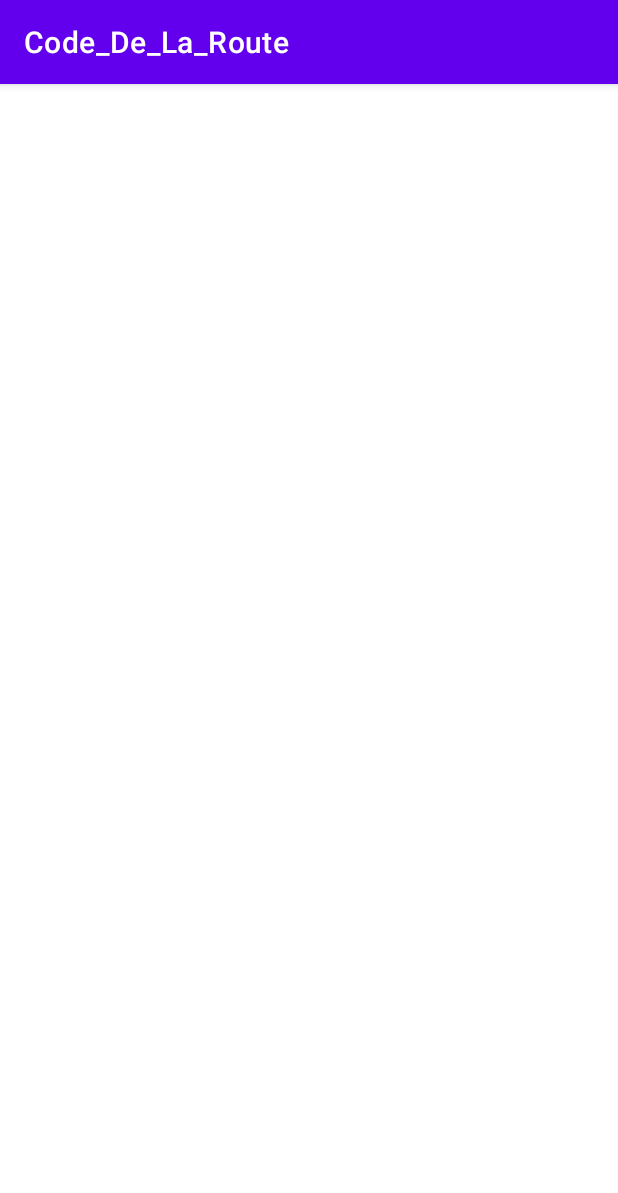
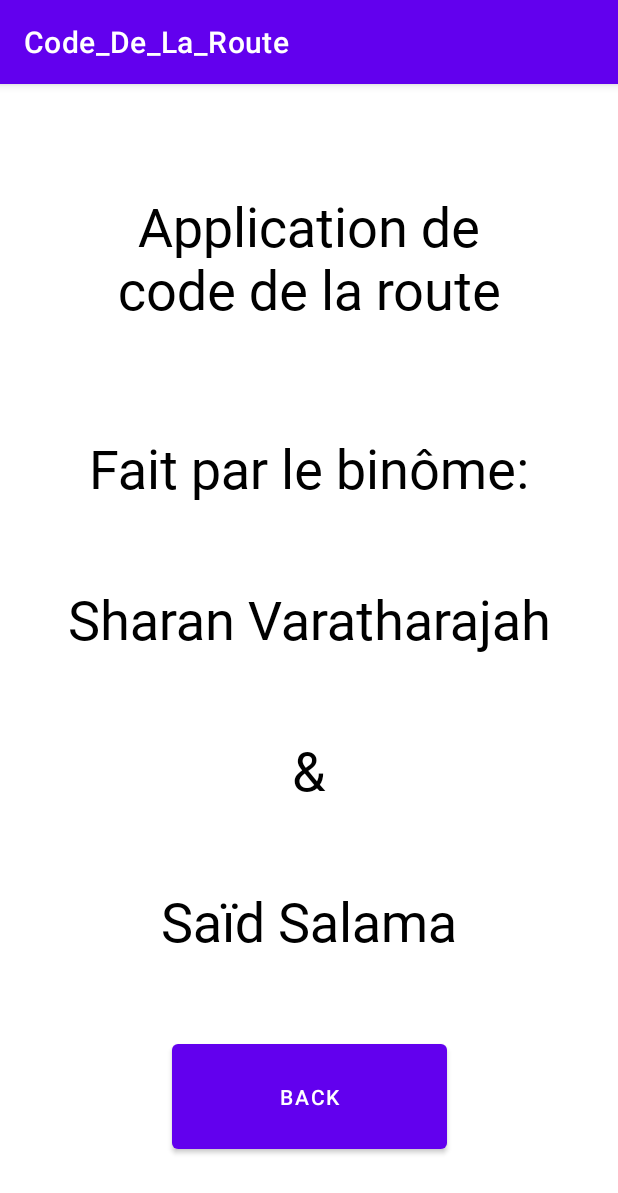
Before and after one commit to Sharan1E/Code_De_La_Route, an Android app: the Informations_Activity screen opened directly, with no data from a screen before it, on a phone screen of 412 x 824 dp. Shown: the top 1193 px of the screen. Run offline under Robolectric (Android 15) with nearby library versions, the phone set to English and light mode, and no system bars.

Commit message:
Page Info 90% fini + ajout bouton fonctionnel back - sharan

```diff
--- a/app/build.gradle
+++ b/app/build.gradle
@@ -29,6 +29,9 @@ android {
 
 dependencies {
 
+    implementation "androidx.constraintlayout:constraintlayout:2.1.1"
+    // To use constraintlayout in compose
+    implementation "androidx.constraintlayout:constraintlayout-compose:1.0.0-rc01"
     implementation 'androidx.appcompat:appcompat:1.3.1'
     implementation 'com.google.android.material:material:1.4.0'
     implementation 'androidx.constraintlayout:constraintlayout:2.1.1'
--- a/app/src/main/java/com/example/code_de_la_route/Informations_Activity.java
+++ b/app/src/main/java/com/example/code_de_la_route/Informations_Activity.java
@@ -2,13 +2,32 @@ package com.example.code_de_la_route;
 
 import androidx.appcompat.app.AppCompatActivity;
 
+import android.content.Intent;
 import android.os.Bundle;
+import android.view.View;
+import android.widget.Button;
 
 public class Informations_Activity extends AppCompatActivity {
+
+    private Button button;
 
     @Override
     protected void onCreate(Bundle savedInstanceState) {
         super.onCreate(savedInstanceState);
         setContentView(R.layout.activity_informations);
+
+
+        button = (Button) findViewById(R.id.button_back_from_info);
+        button.setOnClickListener(new View.OnClickListener() {
+            @Override
+            public void onClick(View view) {
+                openMainActivity();
+            }
+        });
+    }
+
+    public void openMainActivity(){
+        Intent intent = new Intent(Informations_Activity.this,MainActivity.class);
+        startActivity(intent);
     }
 }
--- a/app/src/main/res/layout/activity_informations.xml
+++ b/app/src/main/res/layout/activity_informations.xml
@@ -6,4 +6,92 @@
     android:layout_height="match_parent"
     tools:context=".Informations_Activity">
 
+    <TextView
+        android:id="@+id/textView2"
+        android:layout_width="283dp"
+        android:layout_height="127dp"
+        android:layout_centerHorizontal="true"
+        android:fontFamily="@font/baloo"
+        android:gravity="center"
+        android:text="@string/info_page_text_part1"
+        android:textColor="@color/black"
+        android:textSize="36sp"
+        app:layout_constraintBottom_toTopOf="@+id/textView3"
+        app:layout_constraintEnd_toEndOf="parent"
+        app:layout_constraintHorizontal_bias="0.5"
+        app:layout_constraintStart_toStartOf="parent"
+        app:layout_constraintTop_toTopOf="parent" />
+
+    <TextView
+        android:id="@+id/textView3"
+        android:layout_width="wrap_content"
+        android:layout_height="wrap_content"
+        android:fontFamily="@font/baloo"
+        android:gravity="center"
+        android:text="@string/info_page_text_part2"
+        android:textColor="@color/black"
+        android:textSize="36sp"
+        app:layout_constraintBottom_toTopOf="@+id/textView4"
+        app:layout_constraintEnd_toEndOf="parent"
+        app:layout_constraintHorizontal_bias="0.5"
+        app:layout_constraintStart_toStartOf="parent"
+        app:layout_constraintTop_toBottomOf="@+id/textView2" />
+
+    <TextView
+        android:id="@+id/textView4"
+        android:layout_width="wrap_content"
+        android:layout_height="wrap_content"
+        android:fontFamily="@font/baloo"
+        android:gravity="center"
+        android:text="@string/info_page_text_part3"
+        android:textColor="@color/black"
+        android:textSize="36sp"
+        app:layout_constraintBottom_toTopOf="@+id/textView6"
+        app:layout_constraintEnd_toEndOf="parent"
+        app:layout_constraintHorizontal_bias="0.5"
+        app:layout_constraintStart_toStartOf="parent"
+        app:layout_constraintTop_toBottomOf="@+id/textView3" />
+
+    <TextView
+        android:id="@+id/textView5"
+        android:layout_width="wrap_content"
+        android:layout_height="wrap_content"
+        android:fontFamily="@font/baloo"
+        android:gravity="center"
+        android:text="@string/info_page_text_part4"
+        android:textColor="@color/black"
+        android:textSize="36sp"
+        app:layout_constraintBottom_toTopOf="@+id/button_back_from_info"
+        app:layout_constraintEnd_toEndOf="parent"
+        app:layout_constraintHorizontal_bias="0.5"
+        app:layout_constraintStart_toStartOf="parent"
+        app:layout_constraintTop_toBottomOf="@+id/textView6" />
+
+    <TextView
+        android:id="@+id/textView6"
+        android:layout_width="wrap_content"
+        android:layout_height="wrap_content"
+        android:fontFamily="@font/baloo"
+        android:gravity="center"
+        android:text="@string/info_page_text_part5"
+        android:textColor="@color/black"
+        android:textSize="36sp"
+        app:layout_constraintBottom_toTopOf="@+id/textView5"
+        app:layout_constraintEnd_toEndOf="parent"
+        app:layout_constraintHorizontal_bias="0.5"
+        app:layout_constraintStart_toStartOf="parent"
+        app:layout_constraintTop_toBottomOf="@+id/textView4" />
+
+    <Button
+        android:id="@+id/button_back_from_info"
+        android:layout_width="183dp"
+        android:layout_height="82dp"
+        android:gravity="center"
+        android:text="@string/info_page_back_button"
+        app:layout_constraintBottom_toBottomOf="parent"
+        app:layout_constraintEnd_toEndOf="parent"
+        app:layout_constraintHorizontal_bias="0.5"
+        app:layout_constraintStart_toStartOf="parent"
+        app:layout_constraintTop_toBottomOf="@+id/textView5" />
+
 </androidx.constraintlayout.widget.ConstraintLayout>
--- a/app/src/main/res/values/strings.xml
+++ b/app/src/main/res/values/strings.xml
@@ -1,8 +1,19 @@
 <resources>
+
+    <!-- Main_Acitivity -->
     <string name="app_name">Code_De_La_Route</string>
     <string name="ingame_app_name">MISSION CODE</string>
     <string name= "first_page_traning_button" >Entrainement</string>
     <string name= "first_page_exam_button" >Examen Blanc</string>
     <string name= "first_page_info_button" >i</string>
     <string name="app_logo">Logo_appli</string>
+
+    <!-- Info_Acitivity -->
+    <string name="info_page_back_button">Back</string>
+    <string name="info_page_text_part1">Application de code de la route</string>
+    <string name="info_page_text_part2">Fait par le binôme:</string>
+    <string name="info_page_text_part3">Sharan Varatharajah</string>
+    <string name="info_page_text_part4">Saïd Salama</string>
+    <string name="info_page_text_part5">&amp;</string>
+
 </resources>
```
Also changed, not shown: app/src/main/java/com/example/code_de_la_route/MainActivity.java (+17 -0 lines), app/src/main/res/layout/activity_main.xml (+18 -18 lines).
